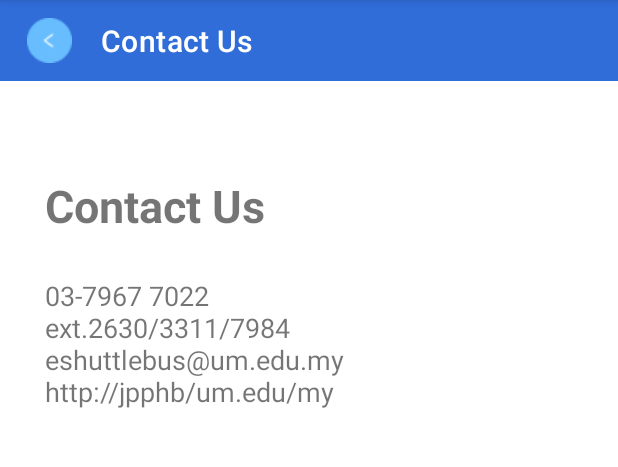
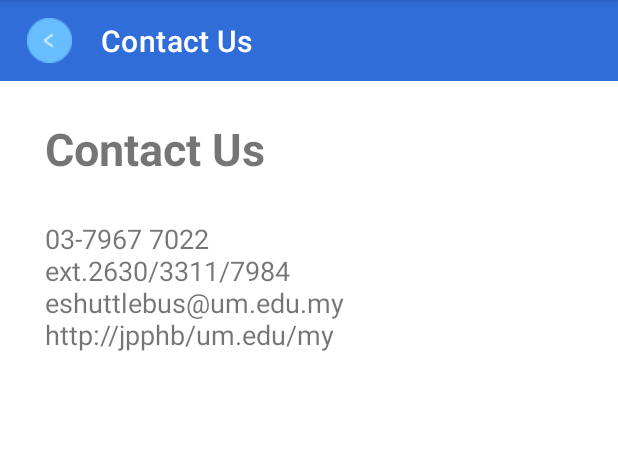
Before and after one commit to nurayyna/MAD, an Android app: the contactus screen opened through its navigation route, on a phone screen of 412 x 824 dp, the part 84-551 px from its top. Run offline under Robolectric (Android 15) with nearby library versions, the phone set to English and light mode, and no system bars.

Commit message:
changes in constraint

```diff
--- a/app/src/main/res/layout/fragment_about_us.xml
+++ b/app/src/main/res/layout/fragment_about_us.xml
@@ -37,13 +37,13 @@
         android:id="@+id/imageView"
         android:layout_width="wrap_content"
         android:layout_height="wrap_content"
-        android:layout_marginBottom="388dp"
         android:src="@drawable/photo_2022_12_02_17_03_49_1"
         app:layout_constraintBottom_toBottomOf="parent"
         app:layout_constraintEnd_toEndOf="parent"
         app:layout_constraintHorizontal_bias="0.493"
         app:layout_constraintStart_toStartOf="parent"
-        app:layout_constraintTop_toBottomOf="@+id/appBar3" />
+        app:layout_constraintTop_toTopOf="parent"
+        app:layout_constraintVertical_bias="0.183" />
 
     <ImageView
         android:id="@+id/imageView2"
--- a/app/src/main/res/layout/fragment_busbooking.xml
+++ b/app/src/main/res/layout/fragment_busbooking.xml
@@ -15,7 +15,7 @@
         android:textSize="18sp"
         app:layout_constraintBottom_toBottomOf="parent"
         app:layout_constraintEnd_toEndOf="parent"
-        app:layout_constraintHorizontal_bias="0.162"
+        app:layout_constraintHorizontal_bias="0.174"
         app:layout_constraintStart_toStartOf="parent"
         app:layout_constraintTop_toBottomOf="@+id/textView"
         app:layout_constraintVertical_bias="0.0" />
--- a/app/src/main/res/layout/fragment_contactus.xml
+++ b/app/src/main/res/layout/fragment_contactus.xml
@@ -26,7 +26,6 @@
         android:id="@+id/CntctUs"
         android:layout_width="204dp"
         android:layout_height="44dp"
-        android:layout_marginBottom="580dp"
         android:text="Contact Us"
         android:textSize="30sp"
         android:textStyle="bold"
@@ -34,8 +33,8 @@
         app:layout_constraintEnd_toEndOf="parent"
         app:layout_constraintHorizontal_bias="0.144"
         app:layout_constraintStart_toStartOf="parent"
-        app:layout_constraintTop_toBottomOf="@+id/appBar"
-        app:layout_constraintVertical_bias="0.698" />
+        app:layout_constraintTop_toTopOf="parent"
+        app:layout_constraintVertical_bias="0.109" />
 
     <androidx.appcompat.widget.Toolbar
         android:id="@+id/appBar"
```
Also changed, not shown: app/src/main/java/com/example/assignment/Item.java (+7 -0 lines), app/src/main/java/com/example/assignment/NearestBusStop.java (+12 -12 lines).
